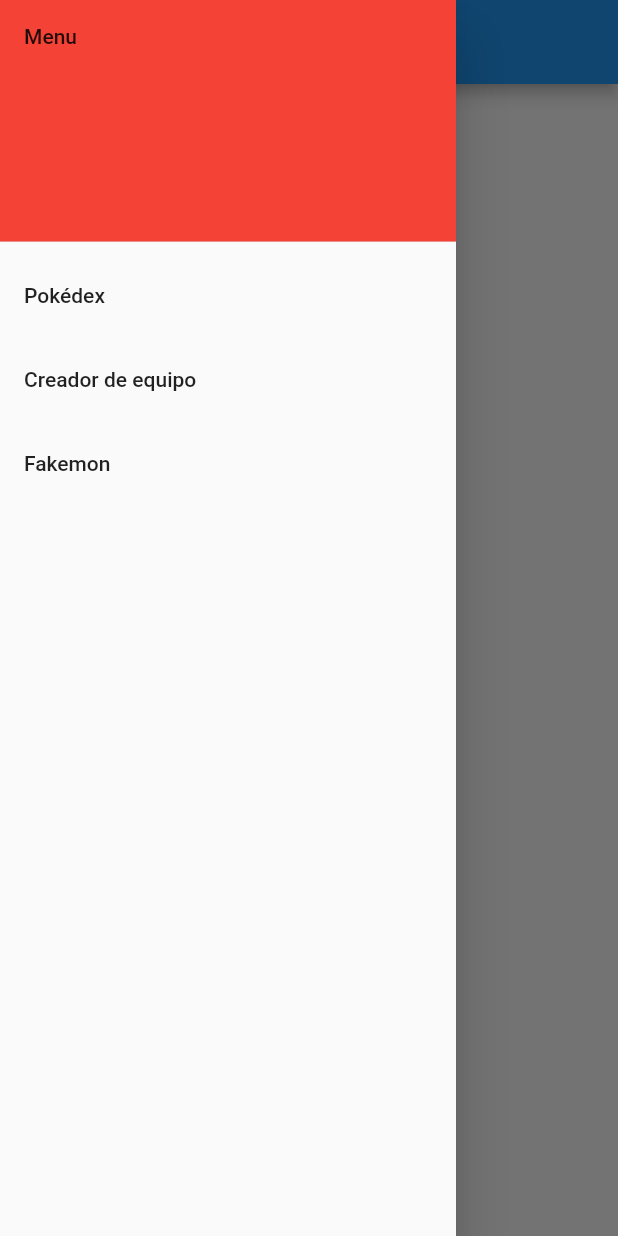
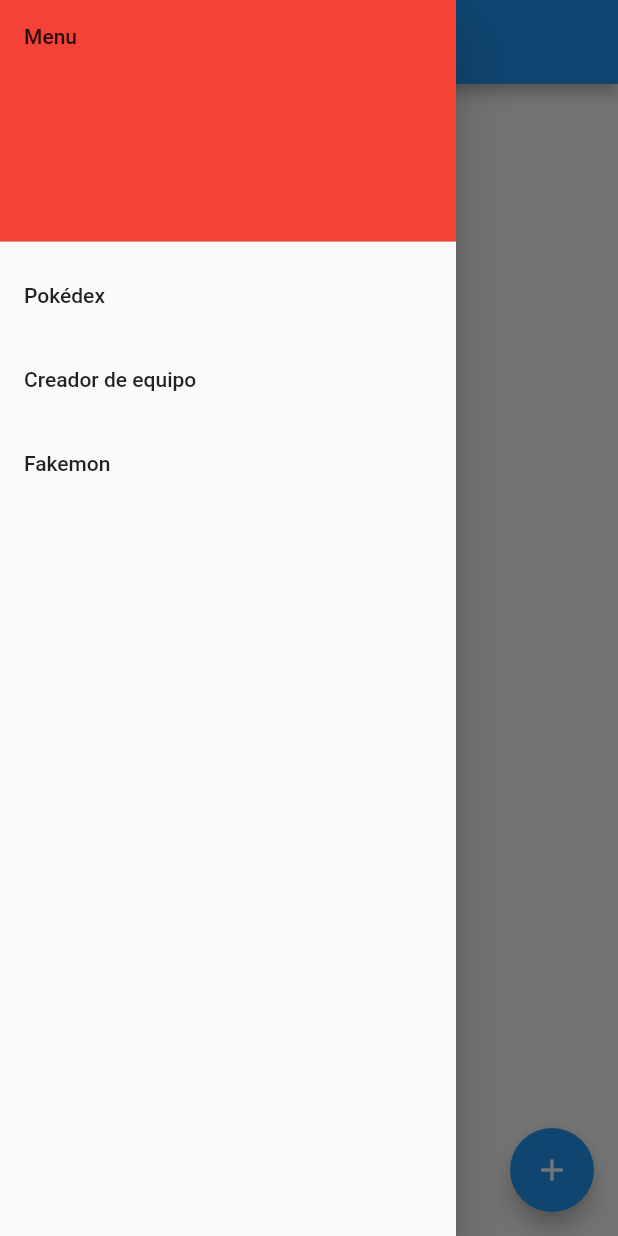
Before and after one commit to Iceyclizz/angel_raul_alec_pokedex, a Flutter app: the FakemonView screen opened by its route, with the side drawer open, on a phone screen of 412 x 824 dp. Run offline on Flutter 3.47's test engine with Material 2 defaults, Android fonts, the phone set to English and light mode, and no system bars; our stand-ins replace hive, hive_flutter; accounts and stored records are empty.

Commit message:
Fakemon Form

```diff
--- a/lib/fakemonlist.dart
+++ b/lib/fakemonlist.dart
@@ -3,8 +3,9 @@ import 'package:angel_raul_alec_pokedex/controller.dart';
 import 'package:flutter/material.dart';
 
 import 'main.dart';
+
 class FakemonView extends StatefulWidget {
-  const FakemonView({ Key? key }) : super(key: key);
+  const FakemonView({Key? key}) : super(key: key);
 
   @override
   _FakemonViewState createState() => _FakemonViewState();
@@ -36,13 +37,21 @@ class _FakemonViewState extends State<FakemonView> {
                 )
               ]),
               subtitle: Row(children: [
-                    _controller
-                        .getcontainertype(_controller.fakemon[index].type1),
-                    _controller
-                        .getcontainertype(_controller.fakemon[index].type2)
+                _controller.getcontainertype(_controller.fakemon[index].type1),
+                _controller.getcontainertype(_controller.fakemon[index].type2)
               ]),
             );
           },
-            ),drawer: const Hamburgesa(ruta: '/fakemon'));
+        ),
+        drawer: const Hamburgesa(ruta: '/fakemon'),
+        floatingActionButton: FloatingActionButton(
+              onPressed: () async {
+                await Navigator.of(context).pushNamed("/fakemon/new");
+                setState(() {});
+              },
+              tooltip: 'Afegir fakemon',
+              child: const Icon(Icons.add),
+            ),
+        );
   }
 }
--- a/lib/main.dart
+++ b/lib/main.dart
@@ -2,12 +2,7 @@ import 'dart:io';
 
 import 'package:angel_raul_alec_pokedex/controller.dart';
 import 'package:angel_raul_alec_pokedex/fakemonlist.dart';
-import 'package:angel_raul_alec_pokedex/model.dart';
-import 'package:angel_raul_alec_pokedex/pokemon.dart';
-import 'package:angel_raul_alec_pokedex/type.dart';
 import 'package:flutter/material.dart';
-import 'package:hive_flutter/hive_flutter.dart';
-import 'package:path_provider/path_provider.dart';
 
 void main() async {
   runApp(const MyApp());
--- a/lib/pokemon.dart
+++ b/lib/pokemon.dart
@@ -1,4 +1,5 @@
 import 'dart:typed_data';
+import 'package:angel_raul_alec_pokedex/type.dart';
 import 'package:hive_flutter/hive_flutter.dart';
 part 'pokemon.g.dart';
 
@@ -9,9 +10,9 @@ class Pokemon{
   @HiveField(1)
   final String name;
   @HiveField(2)
-  final type1;
+  final TypeList type1;
   @HiveField(3)
-  final type2;
+  final TypeList? type2;
   @HiveField(4)
   ByteData? image;
   @HiveField(5)
--- a/pubspec.yaml
+++ b/pubspec.yaml
@@ -34,7 +34,6 @@ dependencies:
   hive: ^2.2.3
   hive_flutter: ^1.1.0
   hive_generator: ^2.0.0
-  path_provider: ^2.0.2
   # The following adds the Cupertino Icons font to your application.
   # Use with the CupertinoIcons class for iOS style icons.
   cupertino_icons: ^1.0.2
```
Also changed, not shown: lib/fakemonform.dart (added, +86 -0 lines), lib/pokemon.g.dart, pubspec.lock. Lines whose indentation alone changed are shown as unchanged.
